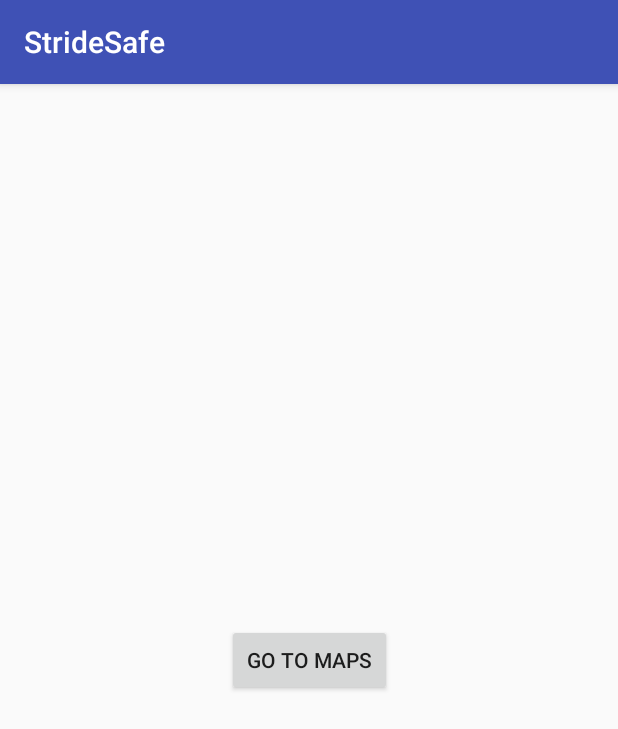
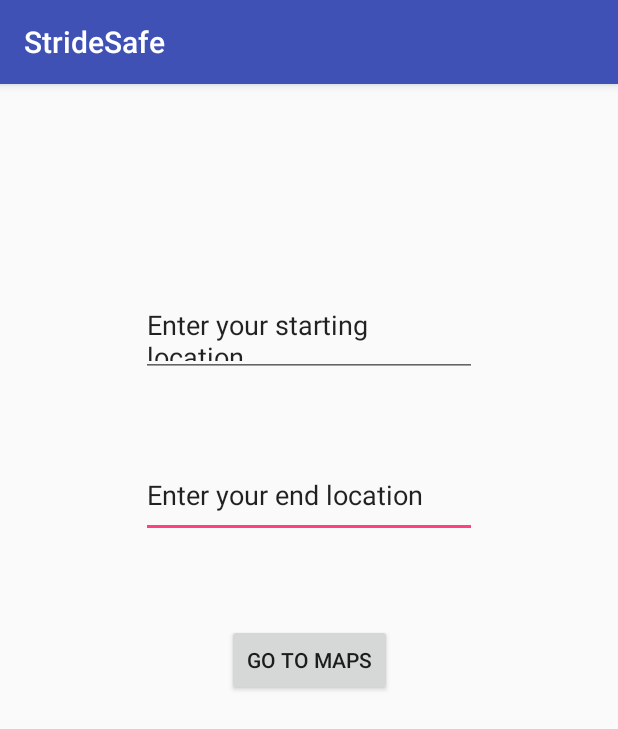
Before and after one commit to StrideSafe/StrideSafe, an Android app: the DecisionsActivity screen opened directly, with no data from a screen before it, on a phone screen of 412 x 824 dp. Shown: the top 729 px of the screen. Run offline under Robolectric (Android 15) with nearby library versions, the phone set to English and light mode, and no system bars.

```diff
--- a/app/build.gradle
+++ b/app/build.gradle
@@ -27,7 +27,8 @@ dependencies {
     implementation 'com.android.support:recyclerview-v7:26.1.0'
     implementation 'com.android.support:design:26.1.0'
     implementation 'com.android.support:support-vector-drawable:26.1.0'
-    implementation 'com.google.android.gms:play-services-maps:12.0.0'
+    implementation 'com.google.android.gms:play-services-maps:11.0.4'
+    implementation 'com.google.android.gms:play-services-location:11.0.4'
     testImplementation 'junit:junit:4.12'
     androidTestImplementation 'com.android.support.test:runner:1.0.1'
     androidTestImplementation 'com.android.support.test.espresso:espresso-core:3.0.1'
--- a/app/src/main/res/layout/activity_decisions.xml
+++ b/app/src/main/res/layout/activity_decisions.xml
@@ -5,6 +5,23 @@
     android:layout_width="match_parent"
     android:layout_height="match_parent"
     tools:context=".DecisionsActivity">
+
+    <EditText
+        android:id="@+id/UserEndLoc"
+        android:layout_width="224dp"
+        android:layout_height="57dp"
+        android:layout_marginBottom="8dp"
+        android:layout_marginEnd="8dp"
+        android:layout_marginLeft="8dp"
+        android:layout_marginRight="8dp"
+        android:layout_marginStart="8dp"
+        android:layout_marginTop="8dp"
+        android:text="Enter your end location"
+        app:layout_constraintBottom_toBottomOf="parent"
+        app:layout_constraintEnd_toEndOf="parent"
+        app:layout_constraintStart_toStartOf="parent"
+        app:layout_constraintTop_toTopOf="parent"
+        app:layout_constraintVertical_bias="0.342" />
 
     <Button
         android:id="@+id/goMap"
@@ -22,4 +39,22 @@
         app:layout_constraintEnd_toEndOf="parent"
         app:layout_constraintStart_toStartOf="parent"
         app:layout_constraintTop_toTopOf="parent" />
+
+    <EditText
+        android:id="@+id/UserStartLoc"
+        android:layout_width="224dp"
+        android:layout_height="57dp"
+        android:layout_marginBottom="8dp"
+        android:layout_marginEnd="8dp"
+        android:layout_marginLeft="8dp"
+        android:layout_marginRight="8dp"
+        android:layout_marginStart="8dp"
+        android:layout_marginTop="8dp"
+        android:text="Enter your starting location"
+        app:layout_constraintBottom_toBottomOf="parent"
+        app:layout_constraintEnd_toEndOf="parent"
+        app:layout_constraintStart_toStartOf="parent"
+        app:layout_constraintTop_toTopOf="parent"
+        app:layout_constraintVertical_bias="0.187" />
+
 </android.support.constraint.ConstraintLayout>
--- a/app/src/main/res/layout/activity_main.xml
+++ b/app/src/main/res/layout/activity_main.xml
@@ -41,10 +41,9 @@ tools:context="com.example.joyce.stridesafe.MainActivity">
         android:text="Manage Contacts"
         app:layout_constraintBottom_toBottomOf="parent"
         app:layout_constraintEnd_toEndOf="parent"
-        app:layout_constraintHorizontal_bias="0.502"
         app:layout_constraintStart_toStartOf="parent"
         app:layout_constraintTop_toTopOf="parent"
-        app:layout_constraintVertical_bias="0.747" />
+        app:layout_constraintVertical_bias="0.727" />
 
     <Button
         android:id="@+id/goHelp"
```
Also changed, not shown: app/src/main/java/com/example/joyce/stridesafe/DecisionsActivity.java (+25 -0 lines), app/src/main/java/com/example/joyce/stridesafe/MapTest.java (+153 -150 lines).
